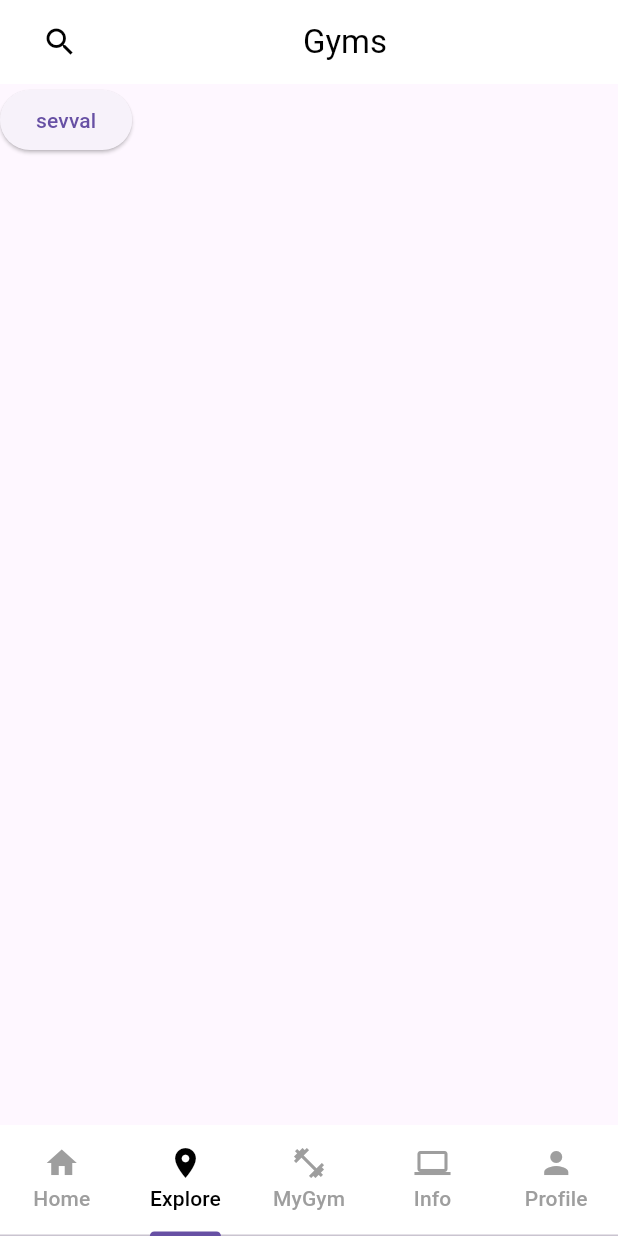
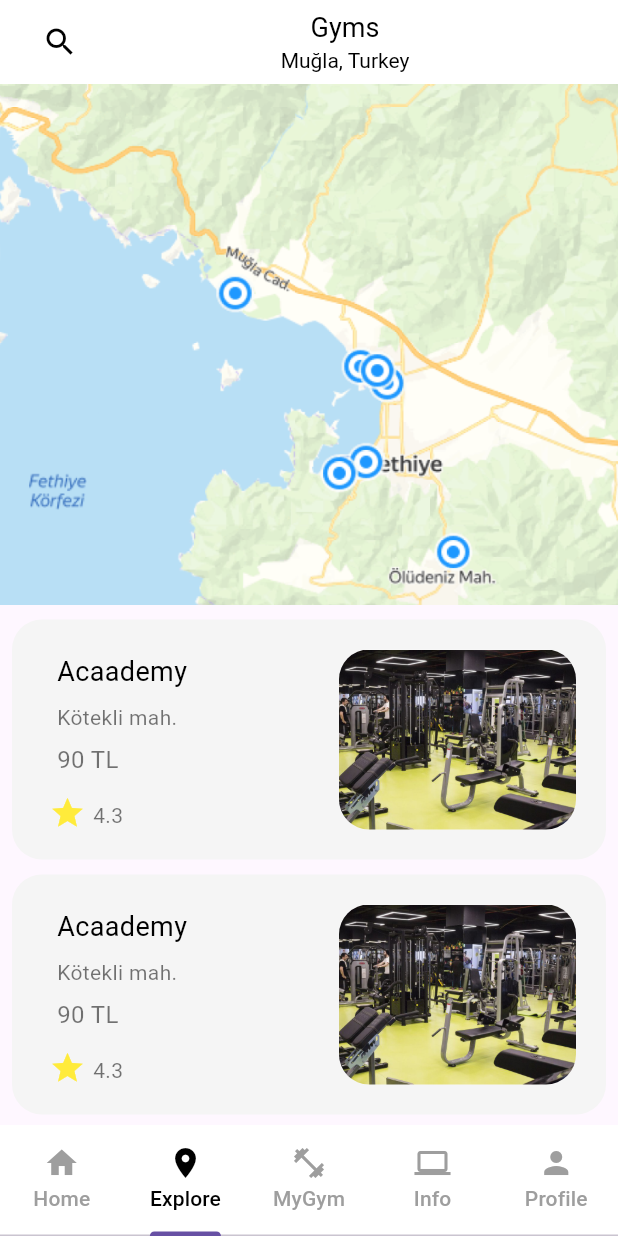
Before and after one commit to sevval14/fitbull, a Flutter app: the screen it shows after launch, item 2 of the bottom bar chosen, on a phone screen of 412 x 824 dp. Run offline on Flutter 3.47's test engine with Material 3 defaults, Android fonts, the phone set to English and light mode, and no system bars; our stand-ins replace google_fonts.

Commit message:
exlpore view completed

```diff
--- a/lib/main.dart
+++ b/lib/main.dart
@@ -12,6 +12,7 @@ class MyApp extends StatelessWidget {
   Widget build(BuildContext context) {
     return const MaterialApp(
       home:  MyTabBar(),
+        debugShowCheckedModeBanner: false
     );
   }
 }
--- a/lib/screens/explore/view/explore_view.dart
+++ b/lib/screens/explore/view/explore_view.dart
@@ -1,4 +1,4 @@
-import 'package:flutter/cupertino.dart';
+import 'package:fitbull/widgets/event_card.dart';
 import 'package:flutter/material.dart';
 
 class ExploreView extends StatefulWidget {
@@ -15,23 +15,80 @@ class _ExploreViewState extends State<ExploreView> {
         appBar: AppBar(
           backgroundColor: Colors.white,
           title: Row(
+            mainAxisAlignment: MainAxisAlignment.spaceBetween,
             children: [
               IconButton(
                 onPressed: () {},
                 icon: const Icon(
                   Icons.search,
                   color: Colors.black,
-                )),
+                ),
+              ),
               const Expanded(
-                child: Text(
+                child: Center(
+                  child: Column(
+                    mainAxisAlignment: MainAxisAlignment.center,
+                    mainAxisSize: MainAxisSize.min,
+                    children: [
+                      Text(
                         "Gyms",
-                  style: TextStyle(color: Colors.black),
+                        style: TextStyle(color: Colors.black, fontSize: 18),
                         textAlign: TextAlign.center,
-                ))
+                      ),
+                      SizedBox(height: 2),
+                      Text(
+                        "Muğla, Turkey",
+                        style: TextStyle(color: Colors.black, fontSize: 14),
+                        textAlign: TextAlign.center,
+                      ),
                     ],
                   ),
                 ),
-      body: ElevatedButton(onPressed: () {}, child: Text("sevval")),
-    );
+              ),
+            ],
+          ),
+        ),
+        body: Column(children: [
+          Expanded(
+            child: Image.asset(
+              "assets/home/img.png",
+              width: double.infinity, // Genişlik tam ekran genişliği kadar
+              height: double.infinity, // Yükseklik tam ekran yüksekliği kadar
+              fit: BoxFit.cover,
+            ),
+          ),
+          Expanded(
+              child: ExploreList(items: [
+                CardItem(
+                image: "assets/home/img_1.png",
+                name: "Acaademy",
+                address: "Kötekli mah.",
+                price: "90 TL", rating: "4.3"),
+                CardItem(
+                    image: "assets/home/img_1.png",
+                    name: "Acaademy",
+                    address: "Kötekli mah.",
+                    price: "90 TL",
+                    rating: "4.3"),
+                CardItem(
+                    image: "assets/home/img_1.png",
+                    name: "Acaademy",
+                    address: "Kötekli mah.",
+                    price: "90 TL",
+                    rating: "4.3"),
+                CardItem(
+                    image: "assets/home/img_1.png",
+                    name: "Acaademy",
+                    address: "Kötekli mah.",
+                    price: "90 TL",
+                    rating: "4.3"),
+                CardItem(
+                    image: "assets/home/img_1.png",
+                    name: "Acaademy",
+                    address: "Kötekli mah.",
+                    price: "90 TL",
+                    rating: "4.3"),
+          ]))
+        ]));
   }
 }
--- /dev/null
+++ b/lib/widgets/event_card.dart
@@ -0,0 +1,146 @@
+import 'package:flutter/material.dart';
+class ExploreList extends StatefulWidget {
+  final List<CardItem> items;
+
+  const ExploreList({
+    Key? key,
+    required this.items,
+  }) : super(key: key);
+
+  @override
+  _ExploreListState createState() => _ExploreListState();
+}
+
+class _ExploreListState extends State<ExploreList> {
+  int currentIndex = 0;
+
+  @override
+  Widget build(BuildContext context) {
+    return Column(
+      children: [
+        Stack(
+          children: [
+            Expanded(
+              child: Container(
+                height: 340.0,
+                child: ListView.builder(
+                  scrollDirection: Axis.vertical,
+                  itemCount: widget.items.length,
+                  itemBuilder: (context, index) {
+                    return ExploreCard(
+                      item: widget.items[index],
+                    );
+                  },
+                ),
+              ),
+            ),
+          ],
+        ),
+      ],
+    );
+  }
+}
+class CardItem {
+  final String image;
+  final String name;
+  final String address;
+  final String price;
+  final String rating;
+
+  CardItem({
+    required this.image,
+    required this.name,
+    required this.address,
+    required this.price,
+    required this.rating,
+  });
+}
+
+class ExploreCard extends StatelessWidget {
+  final CardItem item;
+
+  const ExploreCard({
+    Key? key,
+    required this.item,
+  }) : super(key: key);
+
+  @override
+  Widget build(BuildContext context) {
+    return Padding(
+      padding: const EdgeInsets.only(top: 10),
+      child: Container(
+        width: double.infinity,
+        margin: const EdgeInsets.symmetric(horizontal: 8.0),
+        decoration: BoxDecoration(
+          color: Color.fromRGBO(245, 245, 245, 1),
+          borderRadius: BorderRadius.circular(20.0),
+        ),
+        child: Row(
+          children: [
+            // Sağ taraftaki resim
+            Expanded(
+              child: Container(
+                child: Column(
+                  crossAxisAlignment: CrossAxisAlignment.start, // Yazıların sola hizalanması için
+                  children: [
+                    Container(
+                      margin: EdgeInsets.only(left:30,right:5,top:15,bottom:2), // İstenilen margin değerleri
+                      child: Text(item.name, style: TextStyle(color: Colors.black, fontSize: 18))
+                    ),
+                    Container(
+                      margin: EdgeInsets.only(left:30,right:5,top:5,bottom: 2), // İstenilen margin değerleri
+                      child: Text(item.address, style: TextStyle(color: Colors.black54, fontSize: 14)),
+                    ),
+                    Container(
+                      margin: EdgeInsets.only(left:30,right:5,top:5), // İstenilen margin değerleri
+                      child: Text(item.price, style: TextStyle(color: Colors.black54, fontSize: 16)),
+                    ),
+                    Container(
+                      child: Row(
+                        children: [
+                          IconButton(
+                            onPressed: () {},
+                            icon: const Icon(Icons.star, color: Colors.yellow), padding:  EdgeInsets.only(left:25, right: 5)
+                          ),
+                          Padding(
+                            padding: const EdgeInsets.only(top: 5, bottom: 2),
+                            child: Text(
+                              item.rating,
+                              style: TextStyle(color: Colors.black54, fontSize: 14),
+                            ),
+                          ),
+                        ],
+                      ),
+                    )
+
+
+                  ],
+                ),
+              ),
+            )
+            ,
+            Expanded(
+              child: Container(
+                margin: EdgeInsets.all(20),
+                decoration: BoxDecoration(
+                  borderRadius: BorderRadius.circular(20),
+                  color: Colors.white38,
+                ),
+                width: 70, // Container'ın genişliğini belirtin
+                height: 120, // Container'ın yüksekliğini belirtin
+                child: ClipRRect(
+                  borderRadius: BorderRadius.circular(20),
+                  child: Image.asset(
+                    'assets/home/img_1.png', // Resim yolu düzgün bir şekilde belirtilmiş olmalı
+                    fit: BoxFit.cover, // Resmin boyutlandırılma türü
+                  ),
+                ),
+              ),
+            )
+
+          ],
+        ),
+      ),
+    );
+  }
+}
```
Also changed, not shown: assets/home/img.png (added), assets/home/img_1.png (added), pubspec.lock. Lines whose indentation alone changed are shown as unchanged.
